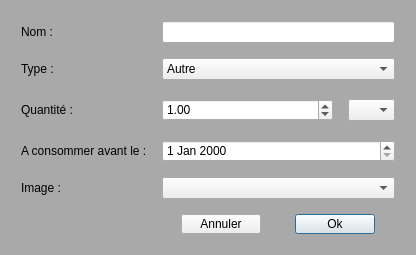
Old version of the form fenetreajoutingredient.ui in the repository ACoupat/Refrigestion.
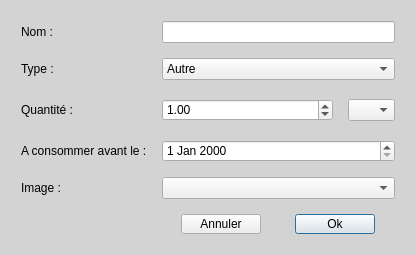
New version of the form.

Diff of the .ui file:
```diff
--- a/fenetreajoutingredient.ui
+++ b/fenetreajoutingredient.ui
@@ -7,7 +7,7 @@
     <x>0</x>
     <y>0</y>
     <width>416</width>
-    <height>243</height>
+    <height>253</height>
    </rect>
   </property>
   <property name="windowTitle">
@@ -16,7 +16,7 @@
   <property name="styleSheet">
    <string notr="true">QDialog
 {
-	background-color: darkgray;
+	background-color: lightgray;
 }</string>
   </property>
   <layout class="QGridLayout" name="gridLayout_3">
```
Left out of the diff: 10 changed lines with no effect on the pictures.
